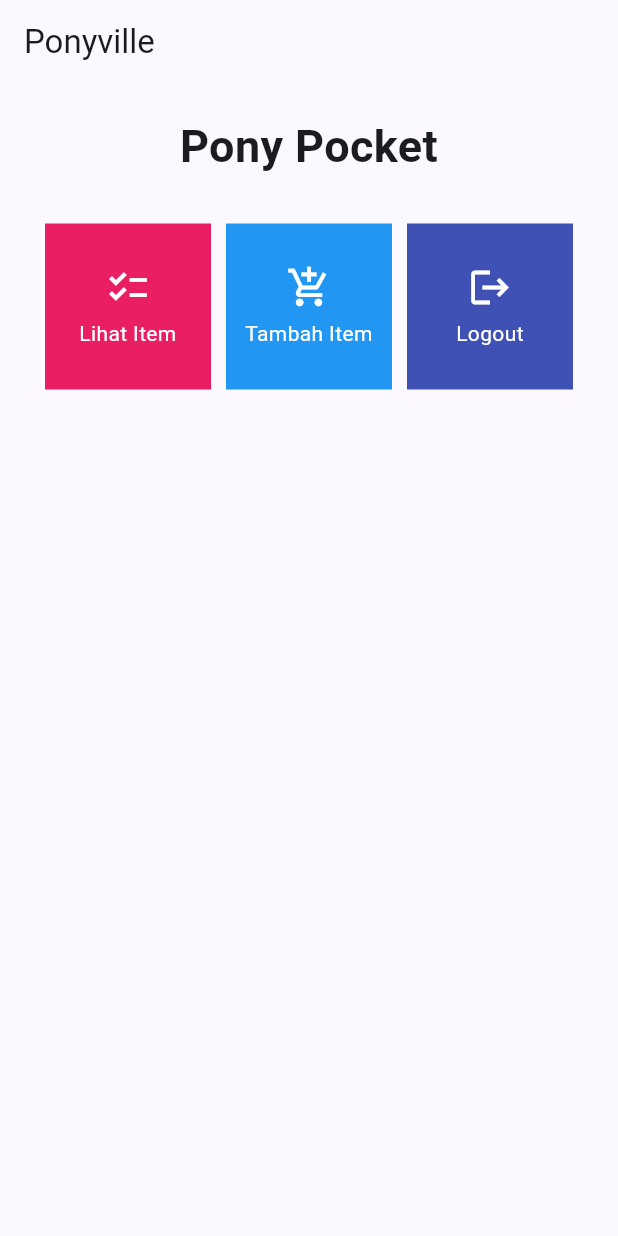
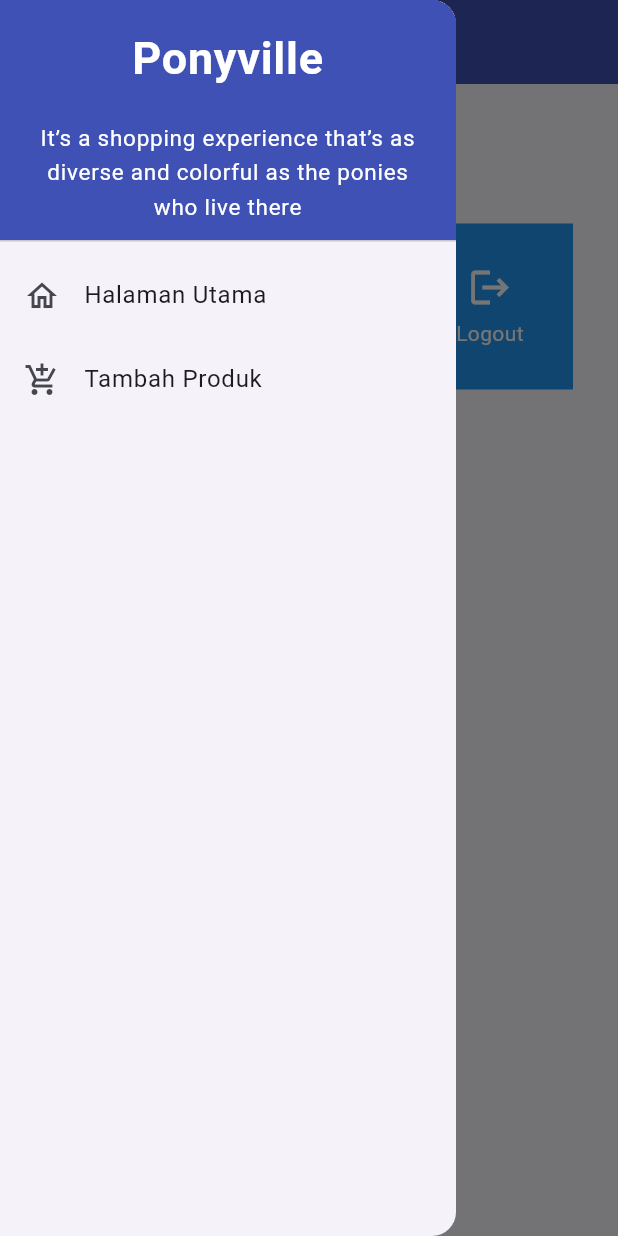
Before and after one commit to rigifdaga/ponyville, a Flutter app: the screen it shows after launch, with the side drawer open (before the commit the screen has no drawer), on a phone screen of 412 x 824 dp. Run offline on Flutter 3.47's test engine with Material 2 defaults, Android fonts, the phone set to English and light mode, and no system bars.

Commit message:
tugas 8 selesai

```diff
--- a/ponyville/lib/menu.dart
+++ b/ponyville/lib/screens/menu.dart
@@ -1,12 +1,14 @@
 import 'package:flutter/material.dart';
+import 'package:ponyville/widgets/left_drawer.dart';
+import 'package:ponyville/widgets/shop_card.dart';
 
 class MyHomePage extends StatelessWidget {
     MyHomePage({Key? key}) : super(key: key);
 
     final List<ShopItem> items = [
-        ShopItem("Lihat Item", Icons.checklist, Colors.pink),
-        ShopItem("Tambah Item", Icons.add_shopping_cart, Colors.blue),
-        ShopItem("Logout", Icons.logout, Colors.indigo),
+        ShopItem("Lihat Produk", Icons.checklist, Colors.green),
+        ShopItem("Tambah Produk", Icons.add_shopping_cart, Colors.pink),
+        ShopItem("Logout", Icons.logout, Colors.blue),
     ];
 
     @override
@@ -16,7 +18,10 @@
             title: const Text(
               'Ponyville',
             ),
+            backgroundColor: Colors.indigo,
+            foregroundColor: Colors.white,
           ),
+          drawer: const LeftDrawer(),
           body: SingleChildScrollView(
             // Widget wrapper yang dapat discroll
             child: Padding(
@@ -57,55 +62,3 @@
         );
     }
 }
-
-class ShopItem {
-  final String name;
-  final IconData icon;
-  final Color color;
-  ShopItem(this.name, this.icon, this.color);
-}
-
-class ShopCard extends StatelessWidget {
-  final ShopItem item;
-
-  const ShopCard(this.item, {super.key}); // Constructor
-
-  @override
-  Widget build(BuildContext context) {
-    return Material(
-      color: item.color,
-      child: InkWell(
-        // Area responsive terhadap sentuhan
-        onTap: () {
-          // Memunculkan SnackBar ketika diklik
-          ScaffoldMessenger.of(context)
-            ..hideCurrentSnackBar()
-            ..showSnackBar(SnackBar(
-                content: Text("Kamu telah menekan tombol ${item.name}!")));
-        },
-        child: Container(
-          // Container untuk menyimpan Icon dan Text
-          padding: const EdgeInsets.all(8),
-          child: Center(
-            child: Column(
-              mainAxisAlignment: MainAxisAlignment.center,
-              children: [
-                Icon(
-                  item.icon,
-                  color: Colors.white,
-                  size: 30.0,
-                ),
-                const Padding(padding: EdgeInsets.all(3)),
-                Text(
-                  item.name,
-                  textAlign: TextAlign.center,
-                  style: const TextStyle(color: Colors.white),
-                ),
-              ],
-            ),
-          ),
-        ),
-      ),
-    );
-  }
-}
--- /dev/null
+++ b/ponyville/lib/widgets/left_drawer.dart
@@ -0,0 +1,79 @@
+//OK TODO Implement this library.
+import 'package:flutter/material.dart';
+import 'package:ponyville/screens/menu.dart';
+
+// OK TODO: Impor halaman ShopFormPage jika sudah dibuat
+import 'package:ponyville/screens/shoplist_form.dart';
+
+class LeftDrawer extends StatelessWidget {
+  const LeftDrawer({super.key});
+
+  @override
+  Widget build(BuildContext context) {
+    return Drawer(
+      child: ListView(
+        children: [
+          const DrawerHeader(
+            // OK TODO: Bagian drawer header
+            decoration: BoxDecoration(
+              color: Colors.indigo,
+            ),
+            child: Column(
+              children: [
+                Text(
+                  'Ponyville',
+                  textAlign: TextAlign.center,
+                  style: TextStyle(
+                    fontSize: 30,
+                    fontWeight: FontWeight.bold,
+                    color: Colors.white,
+                  ),
+                ),
+                Padding(padding: EdgeInsets.all(10)),
+                Text("It’s a shopping experience that’s as diverse and colorful as the ponies who live there",
+                    // OK TODO: Tambahkan gaya teks dengan center alignment, font ukuran 15, warna putih, dan weight biasa
+                    textAlign: TextAlign.center,
+                    style: TextStyle(
+                      fontSize: 15,
+                      color: Colors.white,
+                      fontWeight: FontWeight.normal,
+                    ),
+                ),
+              ],
+            ),
+          ),
+          // OK TODO: Bagian routing
+          ListTile(
+            leading: const Icon(Icons.home_outlined),
+            title: const Text('Halaman Utama'),
+            // Bagian redirection ke MyHomePage
+            onTap: () {
+              Navigator.pushReplacement(
+                  context,
+                  MaterialPageRoute(
+                    builder: (context) => MyHomePage(),
+                  ));
+            },
+          ),
+          ListTile(
+            leading: const Icon(Icons.add_shopping_cart),
+            title: const Text('Tambah Produk'),
+            // Bagian redirection ke ShopFormPage
+            onTap: () {
+              /*
+              OK TODO: Buatlah routing ke ShopFormPage di sini,
+              setelah halaman ShopFormPage sudah dibuat.
+              */
+              Navigator.pushReplacement(
+                context,
+                MaterialPageRoute(
+                  builder: (context) => ShopFormPage(),
+                )
+              );
+            },
+          ),
+        ],
+      ),
+    );
+  }
+}
--- /dev/null
+++ b/ponyville/lib/widgets/shop_card.dart
@@ -0,0 +1,65 @@
+import 'package:flutter/material.dart';
+import 'package:ponyville/screens/shoplist_form.dart';
+
+class ShopItem {
+  final String name;
+  final IconData icon;
+  final Color color;
+
+  ShopItem(this.name, this.icon, this.color);
+
+}
+
+class ShopCard extends StatelessWidget {
+  final ShopItem item;
+
+  const ShopCard(this.item, {super.key}); // Constructor
+
+  @override
+  Widget build(BuildContext context) {
+    return Material(
+      color: item.color,
+      child: InkWell(
+        // Area responsive terhadap sentuhan
+        onTap: () {
+          // Memunculkan SnackBar ketika diklik
+          ScaffoldMessenger.of(context)
+            ..hideCurrentSnackBar()
+            ..showSnackBar(SnackBar(
+                content: Text("Kamu telah menekan tombol ${item.name}!")));
+
+          // Navigate ke route yang sesuai (tergantung jenis tombol)
+          if (item.name == "Tambah Produk") {
+            // OK TODO: Gunakan Navigator.push untuk melakukan navigasi ke MaterialPageRoute yang mencakup ShopFormPage.
+            Navigator.push(
+              context,
+              MaterialPageRoute(builder: (context) => ShopFormPage()),
+            );
+          }
+        },
+        child: Container(
+          // Container untuk menyimpan Icon dan Text
+          padding: const EdgeInsets.all(8),
+          child: Center(
+            child: Column(
+              mainAxisAlignment: MainAxisAlignment.center,
+              children: [
+                Icon(
+                  item.icon,
+                  color: Colors.white,
+                  size: 30.0,
+                ),
+                const Padding(padding: EdgeInsets.all(3)),
+                Text(
+                  item.name,
+                  textAlign: TextAlign.center,
+                  style: const TextStyle(color: Colors.white),
+                ),
+              ],
+            ),
+          ),
+        ),
+      ),
+    );
+  }
+}
```
Also changed, not shown: ponyville/lib/main.dart (+17 -1 lines), ponyville/lib/screens/shoplist_form.dart (added, +168 -0 lines).
